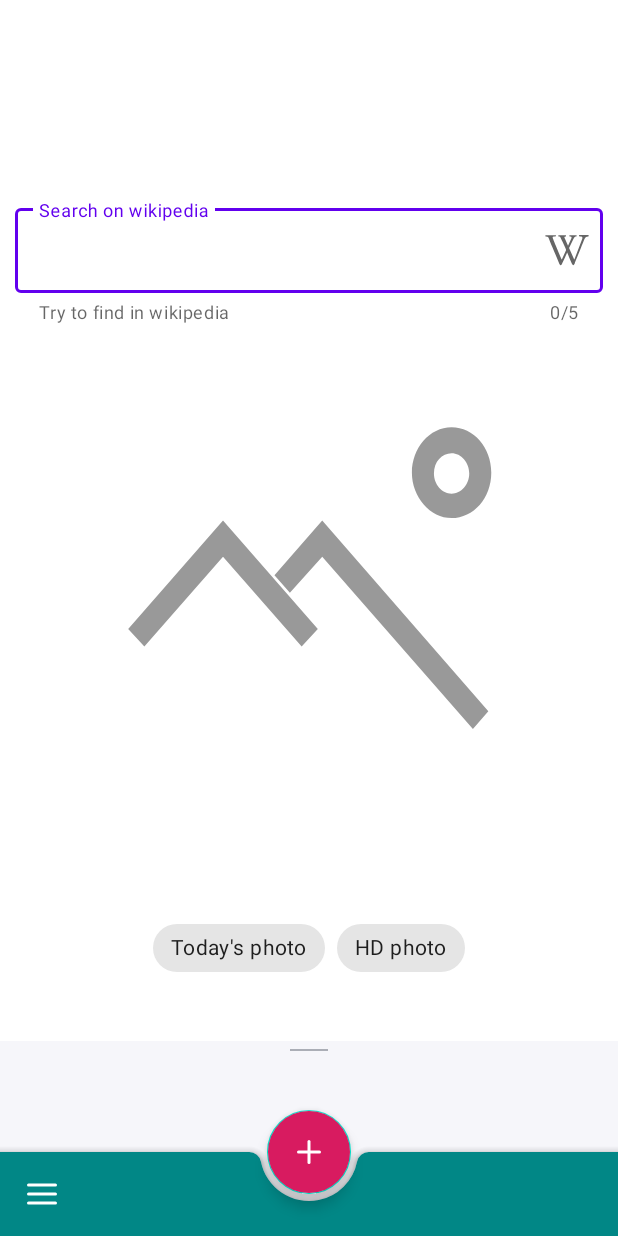
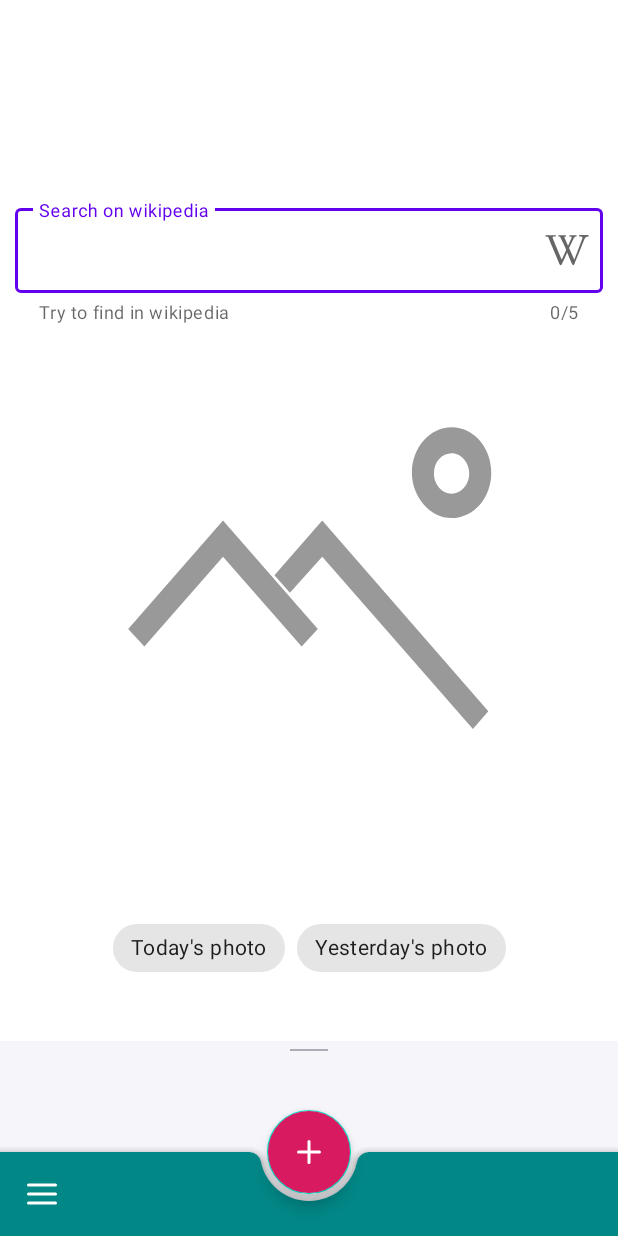
Before and after one commit to IgorDmitrievNZ/NasaApp, an Android app: the layout fragment_picture_of_the_day.xml on its own in the app's theme, with its tools: preview values and no code run, on a phone screen of 412 x 824 dp. Run offline under Robolectric (Android 15) with nearby library versions, the phone set to English and light mode, and no system bars.

Commit message:
hw1 update Removed old functionality for hd photo Added functionality to chips for today's and yesterday's photos

```diff
--- a/app/src/main/java/com/example/android/nasaapp/repository/PictureOfTheDayAPI.kt
+++ b/app/src/main/java/com/example/android/nasaapp/repository/PictureOfTheDayAPI.kt
@@ -10,5 +10,9 @@ This interface creates an API call to server
 
 interface PictureOfTheDayAPI {
     @GET("planetary/apod")
-    fun getPictureOfTheDay(@Query("api_key") apiKey: String): Call<PictureOfTheDayResponseData>
+
+    fun getPictureOfTheDay(
+        @Query("api_key") apiKey: String,
+        @Query("date") date: String? = null
+    ): Call<PictureOfTheDayResponseData>
 }
--- a/app/src/main/res/layout/fragment_picture_of_the_day.xml
+++ b/app/src/main/res/layout/fragment_picture_of_the_day.xml
@@ -11,7 +11,7 @@
         android:padding="@dimen/dim_10dp">
 
         <com.google.android.material.chip.ChipGroup
-            android:id="@+id/chipGroupPicture"
+            android:id="@+id/chipGroupForPicture"
             android:layout_width="wrap_content"
             android:layout_height="wrap_content"
             app:singleSelection="true"
@@ -24,14 +24,14 @@
                 style="@style/Widget.MaterialComponents.Chip.Choice"
                 android:layout_width="wrap_content"
                 android:layout_height="wrap_content"
-                android:text="Today's photo" />
+                android:text="@string/today_s_photo" />
 
             <com.google.android.material.chip.Chip
-                android:id="@+id/chipHDdPhoto"
+                android:id="@+id/chipYesterdayPhoto"
                 style="@style/Widget.MaterialComponents.Chip.Choice"
                 android:layout_width="wrap_content"
                 android:layout_height="wrap_content"
-                android:text="HD photo" />
+                android:text="@string/yesterday_s_photo" />
 
         </com.google.android.material.chip.ChipGroup>
 
--- a/app/src/main/res/values/strings.xml
+++ b/app/src/main/res/values/strings.xml
@@ -8,4 +8,6 @@
     <string name="settings">Settings</string>
     <string name="search">Search</string>
     <string name="chips">Chips</string>
+    <string name="today_s_photo">Today\'s photo</string>
+    <string name="yesterday_s_photo">Yesterday\'s photo</string>
 </resources>
```
Also changed, not shown: app/src/main/java/com/example/android/nasaapp/ui/picture/PictureOfTheDayFragment.kt (+27 -7 lines), app/src/main/java/com/example/android/nasaapp/ui/picture/PictureOfTheDayViewModel.kt (+38 -2 lines).
